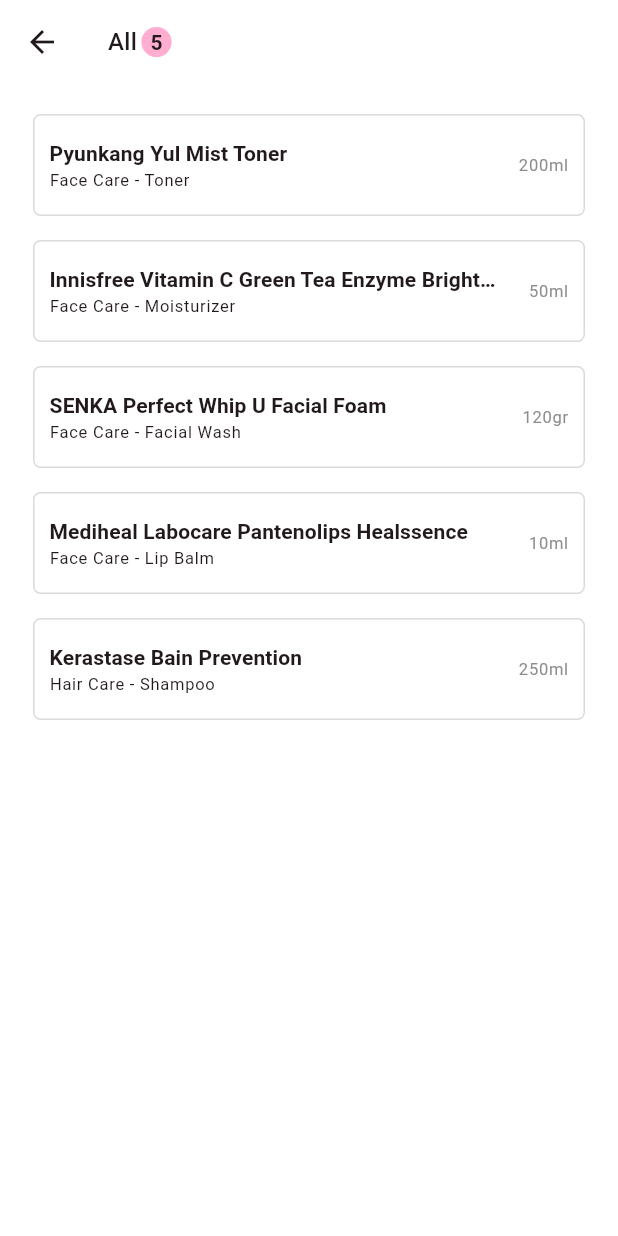
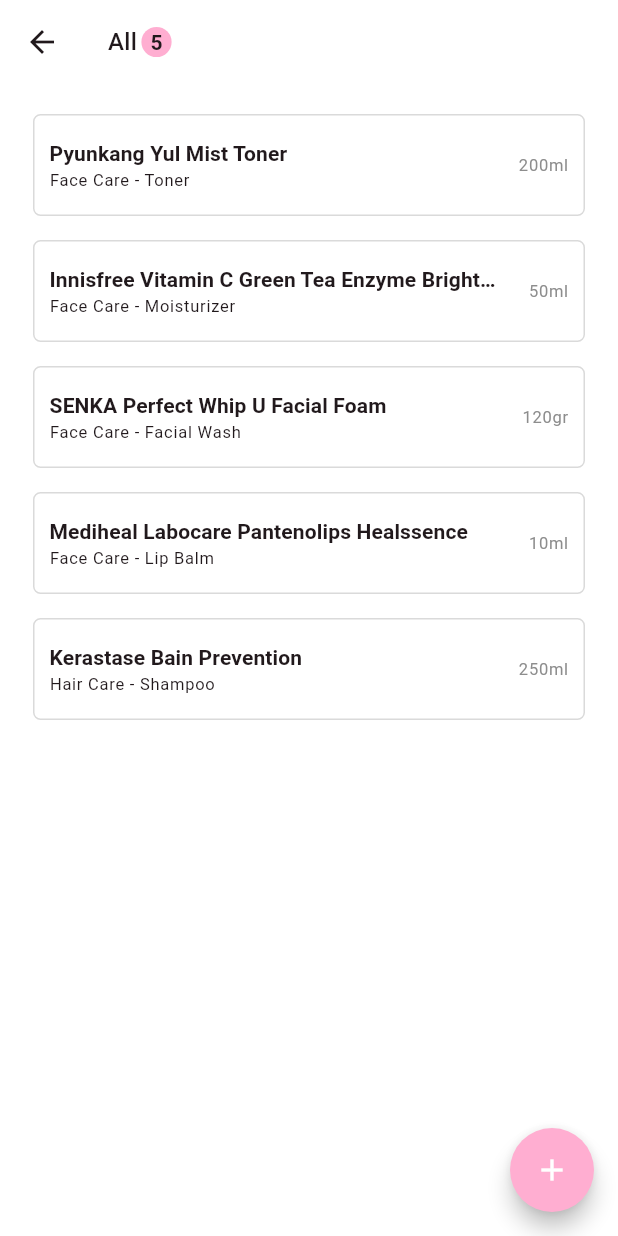
Before and after one commit to jazlynlatif/selfcare_app, a Flutter app: the screen it shows after launch, after a tap on "All", on a phone screen of 412 x 824 dp. Run offline on Flutter 3.47's test engine with Material 3 defaults, Android fonts, the light colour scheme and no system bars; our stand-ins replace flutter_riverpod, go_router.

Commit message:
feat: add floating action button widget

```diff
--- a/lib/pages/category_product_page.dart
+++ b/lib/pages/category_product_page.dart
@@ -68,6 +68,16 @@
           ),
         )
       ),
+      floatingActionButton: FloatingActionButton(
+        onPressed: () {},
+        heroTag: 'add_product_fab',
+        backgroundColor: theme.colorScheme.primary,
+        shape: const CircleBorder(),
+        child: const Icon(
+          Icons.add,
+          color: Colors.white,
+        ),
+      ),
     );
   }
 }
```
